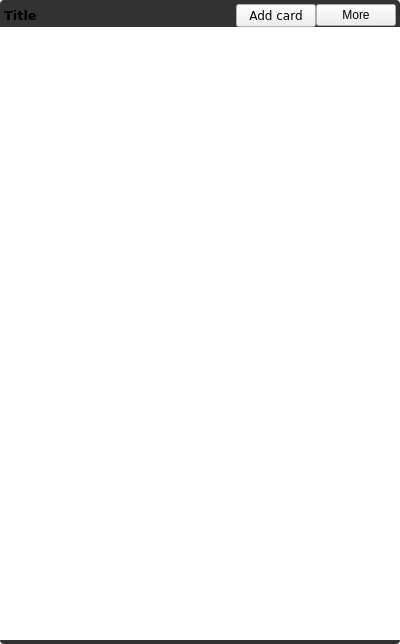
First picture: the form in Organiser/gui/widgets/widgetnotes.ui, repository lit-uriy/KanbanOrganiser, before the edit.
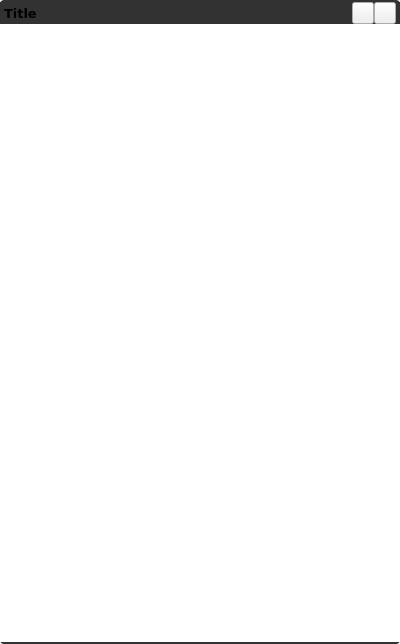
Second picture: the form after the edit. Icons and pictures are not drawn. Custom widgets are drawn as their Qt base class.

What changed in the file:
```diff
--- a/Organiser/gui/widgets/widgetnotes.ui
+++ b/Organiser/gui/widgets/widgetnotes.ui
@@ -52,13 +52,13 @@
        <number>0</number>
       </property>
       <property name="topMargin">
-       <number>4</number>
+       <number>2</number>
       </property>
       <property name="rightMargin">
        <number>0</number>
       </property>
       <property name="bottomMargin">
-       <number>4</number>
+       <number>2</number>
       </property>
       <item>
        <widget class="QWidget" name="wdtTitlebar" native="true">
@@ -83,6 +83,12 @@
          </property>
          <item>
           <widget class="QLabel" name="lblTitle">
+           <property name="maximumSize">
+            <size>
+             <width>16777215</width>
+             <height>16777215</height>
+            </size>
+           </property>
            <property name="font">
             <font>
              <family>Verdana</family>
@@ -104,20 +110,26 @@
            <property name="sizeHint" stdset="0">
             <size>
              <width>0</width>
-             <height>20</height>
+             <height>10</height>
             </size>
            </property>
           </spacer>
          </item>
          <item>
           <widget class="QPushButton" name="btnAddNote">
+           <property name="maximumSize">
+            <size>
+             <width>22</width>
+             <height>22</height>
+            </size>
+           </property>
            <property name="font">
             <font>
              <family>Verdana</family>
             </font>
            </property>
            <property name="text">
-            <string>Add card</string>
+            <string/>
            </property>
            <property name="icon">
             <iconset resource="../../resources.qrc">
@@ -127,8 +139,18 @@
          </item>
          <item>
           <widget class="QPushButton" name="btnColumnOptions">
+           <property name="maximumSize">
+            <size>
+             <width>22</width>
+             <height>22</height>
+            </size>
+           </property>
            <property name="text">
-            <string notr="true">More</string>
+            <string notr="true"/>
+           </property>
+           <property name="icon">
+            <iconset resource="../../resources.qrc">
+             <normaloff>:/icons/resources/icons/more.png</normaloff>:/icons/resources/icons/more.png</iconset>
            </property>
           </widget>
          </item>
```
